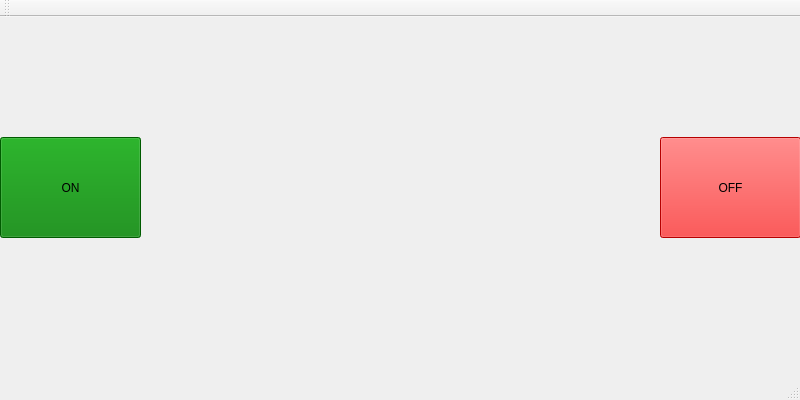
Old version of the form ui/mainwindow.ui in the repository arman-ashrafian/RPi-TouchOS.
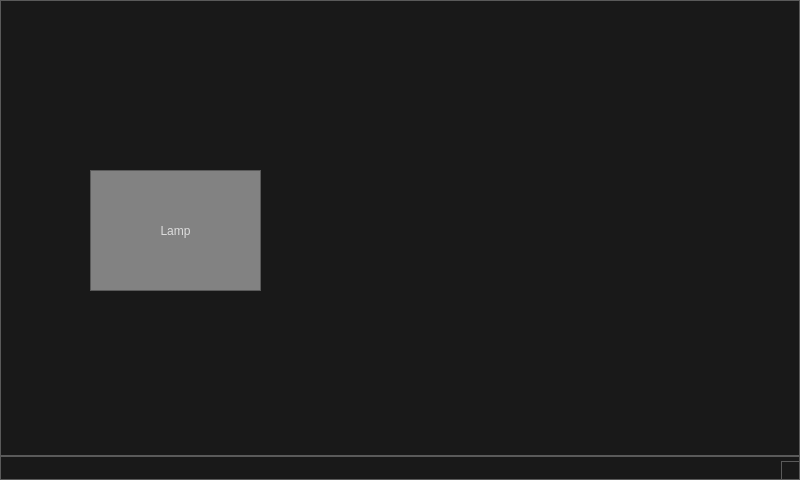
New version of the form.

Commit message: add lamp window

What changed in the file:
```diff
--- a/ui/mainwindow.ui
+++ b/ui/mainwindow.ui
@@ -7,73 +7,324 @@
     <x>0</x>
     <y>0</y>
     <width>800</width>
-    <height>400</height>
+    <height>480</height>
    </rect>
   </property>
   <property name="minimumSize">
    <size>
     <width>800</width>
-    <height>400</height>
+    <height>480</height>
    </size>
   </property>
   <property name="windowTitle">
    <string>MainWindow</string>
   </property>
+  <property name="styleSheet">
+   <string notr="true">/*
+	Copyright 2013 Emanuel Claesson
+
+	Licensed under the Apache License, Version 2.0 (the &quot;License&quot;);
+	you may not use this file except in compliance with the License.
+	You may obtain a copy of the License at
+
+		http://www.apache.org/licenses/LICENSE-2.0
+
+	Unless required by applicable law or agreed to in writing, software
+	distributed under the License is distributed on an &quot;AS IS&quot; BASIS,
+	WITHOUT WARRANTIES OR CONDITIONS OF ANY KIND, either express or implied.
+	See the License for the specific language governing permissions and
+	limitations under the License.
+*/
+
+/*
+	COLOR_DARK     = #191919
+	COLOR_MEDIUM   = #353535
+	COLOR_MEDLIGHT = #5A5A5A
+	COLOR_LIGHT    = #DDDDDD
+	COLOR_ACCENT   = #3D7848
+*/
+
+* {
+	background: #191919;
+	color: #DDDDDD;
+	border: 1px solid #5A5A5A;
+}
+
+QWidget::item:selected {
+	background: #3D7848;
+}
+
+QCheckBox, QRadioButton {
+	border: none;
+}
+
+QRadioButton::indicator, QCheckBox::indicator {
+	width: 13px;
+	height: 13px;
+}
+
+QRadioButton::indicator::unchecked, QCheckBox::indicator::unchecked {
+	border: 1px solid #5A5A5A;
+	background: none;
+}
+
+QRadioButton::indicator:unchecked:hover, QCheckBox::indicator:unchecked:hover {
+	border: 1px solid #DDDDDD;
+}
+
+QRadioButton::indicator::checked, QCheckBox::indicator::checked {
+	border: 1px solid #5A5A5A;
+	background: #5A5A5A;
+}
+
+QRadioButton::indicator:checked:hover, QCheckBox::indicator:checked:hover {
+	border: 1px solid #DDDDDD;
+	background: #DDDDDD;
+}
+
+QGroupBox {
+	margin-top: 6px;
+}
+
+QGroupBox::title {
+	top: -7px;
+	left: 7px;
+}
+
+QScrollBar {
+	border: 1px solid #5A5A5A;
+	background: #191919;
+}
+
+QScrollBar:horizontal {
+	height: 15px;
+	margin: 0px 0px 0px 32px;
+}
+
+QScrollBar:vertical {
+	width: 15px;
+	margin: 32px 0px 0px 0px;
+}
+
+QScrollBar::handle {
+	background: #353535;
+	border: 1px solid #5A5A5A;
+}
+
+QScrollBar::handle:horizontal {
+	border-width: 0px 1px 0px 1px;
+}
+
+QScrollBar::handle:vertical {
+	border-width: 1px 0px 1px 0px;
+}
+
+QScrollBar::handle:horizontal {
+	min-width: 20px;
+}
+
+QScrollBar::handle:vertical {
+	min-height: 20px;
+}
+
+QScrollBar::add-line, QScrollBar::sub-line {
+	background:#353535;
+	border: 1px solid #5A5A5A;
+	subcontrol-origin: margin;
+}
+
+QScrollBar::add-line {
+	position: absolute;
+}
+
+QScrollBar::add-line:horizontal {
+	width: 15px;
+	subcontrol-position: left;
+	left: 15px;
+}
+
+QScrollBar::add-line:vertical {
+	height: 15px;
+	subcontrol-position: top;
+	top: 15px;
+}
+
+QScrollBar::sub-line:horizontal {
+	width: 15px;
+	subcontrol-position: top left;
+}
+
+QScrollBar::sub-line:vertical {
+	height: 15px;
+	subcontrol-position: top;
+}
+
+QScrollBar:left-arrow, QScrollBar::right-arrow, QScrollBar::up-arrow, QScrollBar::down-arrow {
+	border: 1px solid #5A5A5A;
+	width: 3px;
+	height: 3px;
+}
+
+QScrollBar::add-page, QScrollBar::sub-page {
+	background: none;
+}
+
+QAbstractButton:hover {
+	background: #353535;
+}
+
+QAbstractButton:pressed {
+	background: #5A5A5A;
+}
+
+QAbstractItemView {
+	show-decoration-selected: 1;
+	selection-background-color: #3D7848;
+	selection-color: #DDDDDD;
+	alternate-background-color: #353535;
+}
+
+QHeaderView {
+	border: 1px solid #5A5A5A;
+}
+
+QHeaderView::section {
+	background: #191919;
+	border: 1px solid #5A5A5A;
+	padding: 4px;
+}
+
+QHeaderView::section:selected, QHeaderView::section::checked {
+	background: #353535;
+}
+
+QTableView {
+	gridline-color: #5A5A5A;
+}
+
+QTabBar {
+	margin-left: 2px;
+}
+
+QTabBar::tab {
+	border-radius: 0px;
+	padding: 4px;
+	margin: 4px;
+}
+
+QTabBar::tab:selected {
+	background: #353535;
+}
+
+QComboBox::down-arrow {
+	border: 1px solid #5A5A5A;
+	background: #353535;
+}
+
+QComboBox::drop-down {
+	border: 1px solid #5A5A5A;
+	background: #353535;
+}
+
+QComboBox::down-arrow {
+	width: 3px;
+	height: 3px;
+	border: 1px solid #5A5A5A;
+}
+
+QAbstractSpinBox {
+	padding-right: 15px;
+}
+
+QAbstractSpinBox::up-button, QAbstractSpinBox::down-button {
+	border: 1px solid #5A5A5A;
+	background: #353535;
+	subcontrol-origin: border;
+}
+
+QAbstractSpinBox::up-arrow, QAbstractSpinBox::down-arrow {
+	width: 3px;
+	height: 3px;
+	border: 1px solid #5A5A5A;
+}
+
+QSlider {
+	border: none;
+}
+
+QSlider::groove:horizontal {
+	height: 5px;
+	margin: 4px 0px 4px 0px;
+}
+
+QSlider::groove:vertical {
+	width: 5px;
+	margin: 0px 4px 0px 4px;
+}
+
+QSlider::handle {
+	border: 1px solid #5A5A5A;
+	background: #353535;
+}
+
+QSlider::handle:horizontal {
+	width: 15px;
+	margin: -4px 0px -4px 0px;
+}
+
+QSlider::handle:vertical {
+	height: 15px;
+	margin: 0px -4px 0px -4px;
+}
+
+QSlider::add-page:vertical, QSlider::sub-page:horizontal {
+	background: #3D7848;
+}
+
+QSlider::sub-page:vertical, QSlider::add-page:horizontal {
+	background: #353535;
+}
+
+QLabel {
+	border: none;
+}
+
+QProgressBar {
+	text-align: center;
+}
+
+QProgressBar::chunk {
+	width: 1px;
+	background-color: #3D7848;
+}
+
+QMenu::separator {
+	background: #353535;
+}
+
+
+
+/** Custom **/
+
+QPushButton#button_lamp {
+	background-color: rgb(130,130,130);
+}
+</string>
+  </property>
   <widget class="QWidget" name="centralWidget">
-   <widget class="QPushButton" name="button_on">
+   <widget class="QPushButton" name="button_lamp">
     <property name="geometry">
      <rect>
-      <x>0</x>
-      <y>120</y>
-      <width>141</width>
-      <height>101</height>
+      <x>90</x>
+      <y>170</y>
+      <width>171</width>
+      <height>121</height>
      </rect>
     </property>
-    <property name="styleSheet">
-     <string notr="true">QPushButton {
-	background-color: green;
-}</string>
-    </property>
     <property name="text">
-     <string>ON</string>
+     <string>Lamp</string>
     </property>
    </widget>
-   <widget class="QPushButton" name="button_off">
-    <property name="geometry">
-     <rect>
-      <x>660</x>
-      <y>120</y>
-      <width>141</width>
-      <height>101</height>
-     </rect>
-    </property>
-    <property name="styleSheet">
-     <string notr="true">QPushButton {
-	background-color: red
-}</string>
-    </property>
-    <property name="text">
-     <string>OFF</string>
-    </property>
-   </widget>
-  </widget>
-  <widget class="QMenuBar" name="menuBar">
-   <property name="geometry">
-    <rect>
-     <x>0</x>
-     <y>0</y>
-     <width>800</width>
-     <height>21</height>
-    </rect>
-   </property>
-  </widget>
-  <widget class="QToolBar" name="mainToolBar">
-   <attribute name="toolBarArea">
-    <enum>TopToolBarArea</enum>
-   </attribute>
-   <attribute name="toolBarBreak">
-    <bool>false</bool>
-   </attribute>
   </widget>
   <widget class="QStatusBar" name="statusBar"/>
  </widget>
```
The commit also changes 5 other files.
